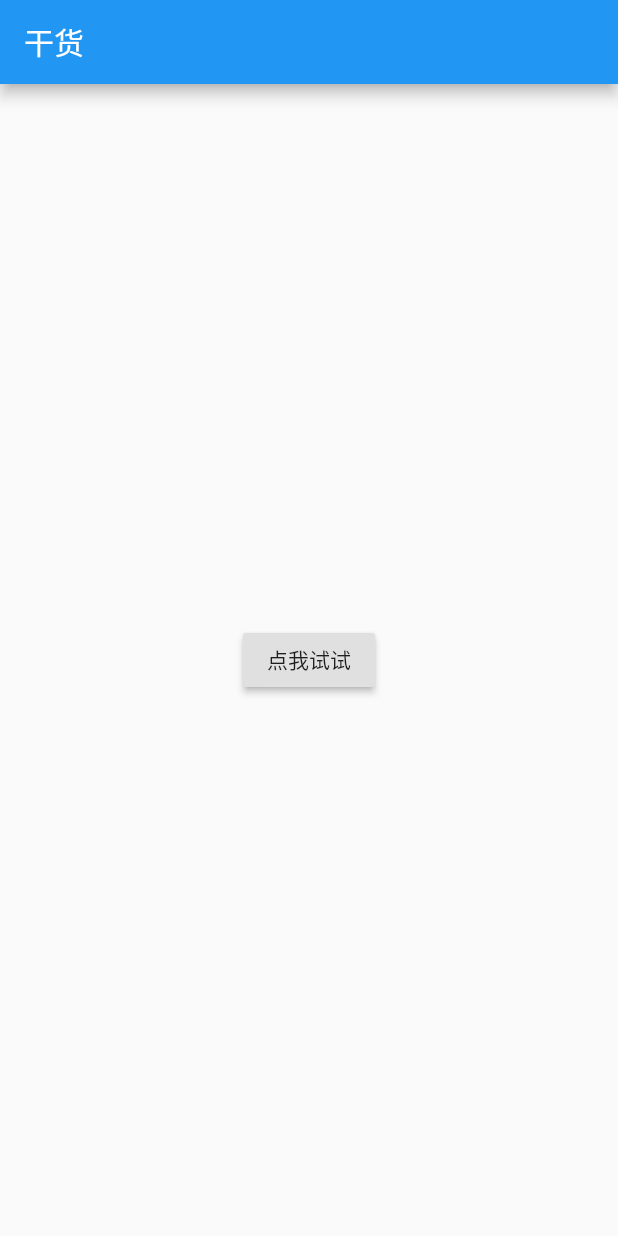
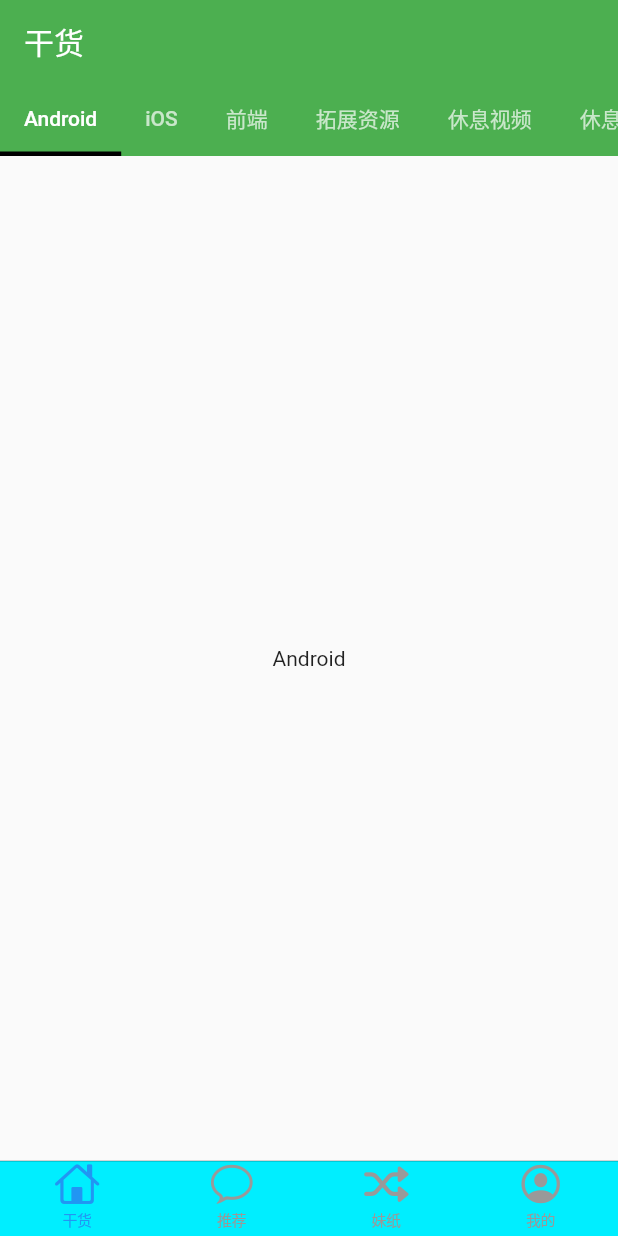
Before and after one commit to iwgang/GankCamp-Flutter, a Flutter app: the screen it shows after launch, on a phone screen of 412 x 824 dp. Run offline on Flutter 3.47's test engine with Material 2 defaults, Android fonts, the phone set to English and light mode, and no system bars.

Commit message:
干货页、推荐页面 基础 UI

```diff
--- a/lib/main.dart
+++ b/lib/main.dart
@@ -1,6 +1,9 @@
-import 'dart:math';
-
 import 'package:flutter/material.dart';
+import 'package:flutter/cupertino.dart';
+import 'pages/maintab/main_tab_gank.dart';
+import 'pages/maintab/main_tab_rec.dart';
+import 'pages/maintab/main_tab_girl.dart';
+import 'pages/maintab/main_tab_me.dart';
 
 void main() => runApp(MyApp());
 
@@ -9,51 +12,70 @@ class MyApp extends StatelessWidget {
   Widget build(BuildContext context) {
     return MaterialApp(
       title: '干货集中营',
-      home: Scaffold(
-        appBar: AppBar(
-          title: Text('干货'),
+      home: _RootWidget(),
+    );
+  }
+}
+
+class _RootWidget extends StatelessWidget {
+  @override
+  Widget build(BuildContext context) {
+    return WillPopScope(
+      onWillPop: () => Future<bool>.value(true),
+      child: DefaultTextStyle(
+        style: TextStyle(
+          color: CupertinoColors.black,
+          fontSize: 17,
         ),
-        body: Center(
-          child: RollingButton(),
+        child: CupertinoTabScaffold(
+          tabBar: CupertinoTabBar(
+            items: const <BottomNavigationBarItem>[
+              BottomNavigationBarItem(
+                icon: Icon(CupertinoIcons.home),
+                title: Text('干货'),
+              ),
+              BottomNavigationBarItem(
+                icon: Icon(CupertinoIcons.conversation_bubble),
+                title: Text('推荐'),
+              ),
+              BottomNavigationBarItem(
+                icon: Icon(CupertinoIcons.shuffle_thick),
+                title: Text('妹纸'),
+              ),
+              BottomNavigationBarItem(
+                icon: Icon(CupertinoIcons.profile_circled),
+                title: Text('我的'),
+              ),
+            ],
+            backgroundColor: Color(0xFF00eeff),
+          ),
+          tabBuilder: (BuildContext context, int index) {
+            switch (index) {
+              case 0:
+                return CupertinoTabView(
+                  builder: (BuildContext context) => MainTabGank(),
+                );
+                break;
+              case 1:
+                return CupertinoTabView(
+                  builder: (BuildContext context) => MainTabRec(),
+                );
+                break;
+              case 2:
+                return CupertinoTabView(
+                  builder: (BuildContext context) => MainTabGirl(),
+                );
+                break;
+              case 3:
+                return CupertinoTabView(
+                  builder: (BuildContext context) => MainTabMe(),
+                );
+                break;
+            }
+            return null;
+          },
         ),
       ),
     );
   }
 }
-
-class RollingButton extends StatefulWidget {
-  @override
-  State createState() => _RollingState();
-}
-
-class _RollingState extends State<RollingButton> {
-  final _random = Random();
-
-  List<int> _roll() {
-    final roll1 = _random.nextInt(6) + 1;
-    final roll2 = _random.nextInt(6) + 1;
-    return [roll1, roll2];
-  }
-
-  @override
-  Widget build(BuildContext context) {
-    return RaisedButton(
-      child: Text('点我试试'),
-      onPressed: _onPressed,
-    );
-  }
-
-  void _onPressed() {
-    print('点我干啥阿...$context');
-    final rollResult = _roll();
-    showDialog(
-      context: context,
-      builder: (_) {
-        return AlertDialog(
-          title: Text('我是标题吖'),
-          content: Text('点我干啥吖...${rollResult[0]} _ ${rollResult[1]}'),
-        );
-      },
-    );
-  }
-}
--- /dev/null
+++ b/lib/pages/maintab/main_tab_gank.dart
@@ -0,0 +1,78 @@
+import 'package:flutter/material.dart';
+
+const _allTabs = <String>[
+  'Android',
+  'iOS',
+  '前端',
+  '拓展资源',
+  '休息视频',
+  '休息视频3',
+  '休息视频5',
+];
+
+class MainTabGank extends StatefulWidget {
+  @override
+  State createState() => _MainTabGankState();
+}
+
+class _MainTabGankState extends State<MainTabGank>
+    with SingleTickerProviderStateMixin {
+  TabController _controller;
+
+  @override
+  void initState() {
+    super.initState();
+    _controller = TabController(vsync: this, length: _allTabs.length);
+  }
+
+  @override
+  void dispose() {
+    _controller.dispose();
+    super.dispose();
+  }
+
+  @override
+  Widget build(BuildContext context) {
+    return Scaffold(
+      appBar: AppBar(
+        backgroundColor: Colors.green,
+        title: Text('干货'),
+        elevation: 0,
+      ),
+      body: Column(
+        children: <Widget>[
+          Container(
+            color: Colors.green,
+            child: tabBarWidget(),
+          ),
+          Expanded(
+            child: bodyWidget(),
+          )
+        ],
+      ),
+    );
+  }
+
+  Widget tabBarWidget() {
+    return TabBar(
+      controller: _controller,
+      isScrollable: true,
+      indicator: UnderlineTabIndicator(
+          borderSide: BorderSide(color: Colors.black, width: 3)),
+      tabs: _allTabs.map<Tab>((tab) => Tab(text: tab)).toList(),
+    );
+  }
+
+  Widget bodyWidget() {
+    return TabBarView(
+      controller: _controller,
+      children: _allTabs
+          .map<Widget>((tab) => Container(
+                child: Center(
+                  child: Text(tab),
+                ),
+              ))
+          .toList(),
+    );
+  }
+}
```
Also changed, not shown: lib/pages/maintab/main_tab_girl.dart (added, +10 -0 lines), lib/pages/maintab/main_tab_me.dart (added, +10 -0 lines), lib/pages/maintab/main_tab_rec.dart (added, +42 -0 lines).
